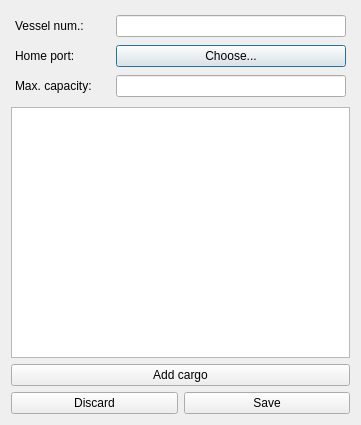
Before: the Qt Designer form sea_transport/vesseleditdialog.ui in NuarkNoir/sea_transport, drawn with Qt 5.
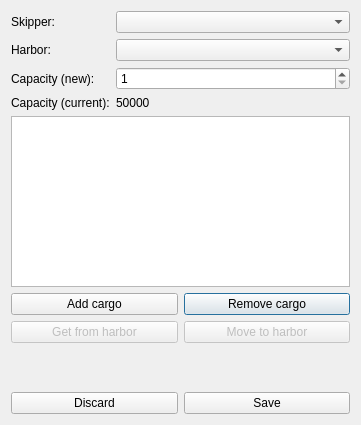
After: the same form once the commit is applied.

Commit message: Vessel edit dialog

What changed in the file:
```diff
--- a/sea_transport/vesseleditdialog.ui
+++ b/sea_transport/vesseleditdialog.ui
@@ -10,89 +10,135 @@
     <height>425</height>
    </rect>
   </property>
+  <property name="minimumSize">
+   <size>
+    <width>361</width>
+    <height>425</height>
+   </size>
+  </property>
+  <property name="maximumSize">
+   <size>
+    <width>361</width>
+    <height>425</height>
+   </size>
+  </property>
   <property name="windowTitle">
    <string>Dialog</string>
   </property>
-  <layout class="QVBoxLayout" name="verticalLayout_2">
+  <layout class="QVBoxLayout" name="verticalLayout">
    <item>
     <layout class="QFormLayout" name="formLayout">
-     <property name="fieldGrowthPolicy">
-      <enum>QFormLayout::ExpandingFieldsGrow</enum>
-     </property>
-     <property name="horizontalSpacing">
-      <number>24</number>
-     </property>
-     <property name="verticalSpacing">
-      <number>8</number>
-     </property>
-     <property name="leftMargin">
-      <number>4</number>
-     </property>
-     <property name="topMargin">
-      <number>4</number>
-     </property>
-     <property name="rightMargin">
-      <number>4</number>
-     </property>
-     <property name="bottomMargin">
-      <number>4</number>
-     </property>
      <item row="0" column="0">
       <widget class="QLabel" name="label">
        <property name="text">
-        <string>Vessel num.:</string>
+        <string>Skipper:</string>
        </property>
       </widget>
      </item>
-     <item row="0" column="1">
-      <widget class="QLineEdit" name="et_vessel_num"/>
-     </item>
      <item row="1" column="0">
       <widget class="QLabel" name="label_4">
        <property name="text">
-        <string>Home port:</string>
+        <string>Harbor:</string>
        </property>
       </widget>
      </item>
      <item row="1" column="1">
-      <widget class="QPushButton" name="btn_choose_home_port">
-       <property name="sizePolicy">
-        <sizepolicy hsizetype="Expanding" vsizetype="Fixed">
-         <horstretch>0</horstretch>
-         <verstretch>0</verstretch>
-        </sizepolicy>
-       </property>
-       <property name="text">
-        <string>Choose...</string>
-       </property>
-      </widget>
+      <widget class="QComboBox" name="cb_port"/>
      </item>
      <item row="2" column="0">
       <widget class="QLabel" name="label_6">
        <property name="text">
-        <string>Max. capacity:</string>
+        <string>Capacity (new):</string>
        </property>
       </widget>
      </item>
+     <item row="0" column="1">
+      <widget class="QComboBox" name="cb_skippers"/>
+     </item>
      <item row="2" column="1">
-      <widget class="QLineEdit" name="et_max_capacity"/>
+      <widget class="QSpinBox" name="sb_capacity">
+       <property name="minimum">
+        <number>1</number>
+       </property>
+       <property name="maximum">
+        <number>50000</number>
+       </property>
+      </widget>
+     </item>
+     <item row="3" column="0">
+      <widget class="QLabel" name="label_2">
+       <property name="text">
+        <string>Capacity (current):</string>
+       </property>
+      </widget>
+     </item>
+     <item row="3" column="1">
+      <widget class="QLabel" name="lab_capacity_current">
+       <property name="text">
+        <string>50000</string>
+       </property>
+      </widget>
      </item>
     </layout>
    </item>
    <item>
-    <layout class="QVBoxLayout" name="verticalLayout">
-     <item>
-      <widget class="QListView" name="listView"/>
+    <widget class="QTableView" name="tv_cargo">
+     <property name="selectionBehavior">
+      <enum>QAbstractItemView::SelectRows</enum>
+     </property>
+    </widget>
+   </item>
+   <item>
+    <layout class="QGridLayout" name="gridLayout">
+     <item row="0" column="1">
+      <widget class="QPushButton" name="pb_cargo_remove">
+       <property name="text">
+        <string>Remove cargo</string>
+       </property>
+      </widget>
      </item>
-     <item>
-      <widget class="QPushButton" name="btn_add_cargo">
+     <item row="0" column="0">
+      <widget class="QPushButton" name="pb_cargo_add">
        <property name="text">
         <string>Add cargo</string>
        </property>
       </widget>
      </item>
+     <item row="1" column="0">
+      <widget class="QPushButton" name="pb_withdraw_from_harbor">
+       <property name="enabled">
+        <bool>false</bool>
+       </property>
+       <property name="text">
+        <string>Get from harbor</string>
+       </property>
+      </widget>
+     </item>
+     <item row="1" column="1">
+      <widget class="QPushButton" name="pb_withdraw_from_vessel">
+       <property name="enabled">
+        <bool>false</bool>
+       </property>
+       <property name="text">
+        <string>Move to harbor</string>
+       </property>
+      </widget>
+     </item>
     </layout>
    </item>
+   <item>
+    <spacer name="verticalSpacer">
+     <property name="orientation">
+      <enum>Qt::Vertical</enum>
+     </property>
+     <property name="sizeHint" stdset="0">
+      <size>
+       <width>20</width>
+       <height>64</height>
+      </size>
+     </property>
+    </spacer>
+   </item>
    <item>
     <layout class="QHBoxLayout" name="horizontalLayout_2">
      <item>
```
Left out of the diff: 4 changed lines with no effect on the pictures. The commit also changes 20 other files.
